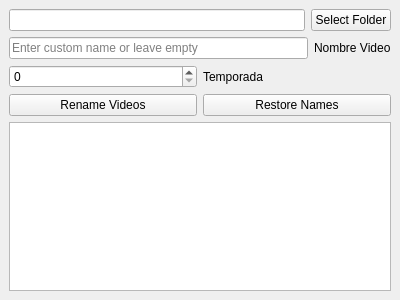
This is remvideo.ui in Infor-Mayo/renvideo as Qt 5 draws it before an edit. The edited form follows.
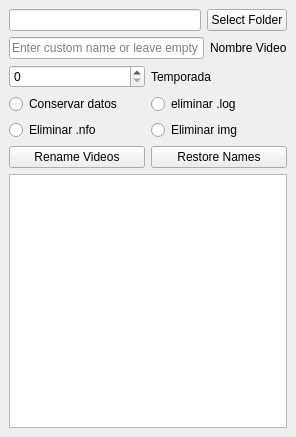
This is the edited form. Icons and pictures are not drawn.

The edit to the form file:
```diff
--- a/remvideo.ui
+++ b/remvideo.ui
@@ -6,8 +6,8 @@
    <rect>
     <x>0</x>
     <y>0</y>
-    <width>400</width>
-    <height>300</height>
+    <width>296</width>
+    <height>437</height>
    </rect>
   </property>
   <property name="windowTitle">
@@ -20,6 +20,8 @@
   <widget class="QWidget" name="centralwidget">
    <layout class="QGridLayout" name="gridLayout">
     <item row="0" column="0">
+     <layout class="QVBoxLayout" name="verticalLayout">
+      <item>
      <layout class="QHBoxLayout" name="horizontalLayout_2">
       <item>
        <widget class="QLineEdit" name="carpeta"/>
@@ -33,7 +35,7 @@
       </item>
      </layout>
     </item>
-    <item row="1" column="0">
+      <item>
      <layout class="QHBoxLayout" name="horizontalLayout_3">
       <item>
        <widget class="QLineEdit" name="nombre">
@@ -51,7 +53,7 @@
       </item>
      </layout>
     </item>
-    <item row="2" column="0">
+      <item>
      <layout class="QHBoxLayout" name="horizontalLayout_4">
       <item>
        <widget class="QSpinBox" name="temporada"/>
@@ -65,7 +67,55 @@
       </item>
      </layout>
     </item>
-    <item row="3" column="0">
+      <item>
+       <layout class="QHBoxLayout" name="horizontalLayout_6">
+        <item>
+         <widget class="QRadioButton" name="noe">
+          <property name="text">
+           <string>Conservar datos</string>
+          </property>
+          <property name="autoExclusive">
+           <bool>false</bool>
+          </property>
+         </widget>
+        </item>
+        <item>
+         <widget class="QRadioButton" name="elog">
+          <property name="text">
+           <string>eliminar .log</string>
+          </property>
+          <property name="autoExclusive">
+           <bool>false</bool>
+          </property>
+         </widget>
+        </item>
+       </layout>
+      </item>
+      <item>
+       <layout class="QHBoxLayout" name="horizontalLayout_5">
+        <item>
+         <widget class="QRadioButton" name="enfo">
+          <property name="text">
+           <string>Eliminar .nfo</string>
+          </property>
+          <property name="autoExclusive">
+           <bool>false</bool>
+          </property>
+         </widget>
+        </item>
+        <item>
+         <widget class="QRadioButton" name="eimg">
+          <property name="text">
+           <string>Eliminar img</string>
+          </property>
+          <property name="autoExclusive">
+           <bool>false</bool>
+          </property>
+         </widget>
+        </item>
+       </layout>
+      </item>
+      <item>
      <layout class="QHBoxLayout" name="horizontalLayout">
       <item>
        <widget class="QPushButton" name="renombrar">
@@ -83,8 +133,10 @@
       </item>
      </layout>
     </item>
-    <item row="4" column="0">
+      <item>
      <widget class="QTextEdit" name="logTextEdit"/>
+      </item>
+     </layout>
     </item>
    </layout>
   </widget>
```
Lines whose indentation alone changed are shown as unchanged.
